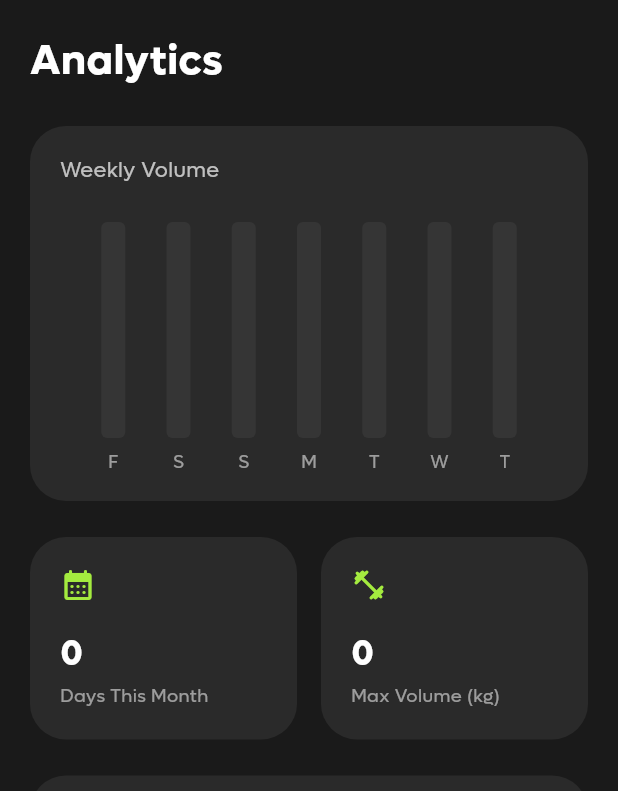
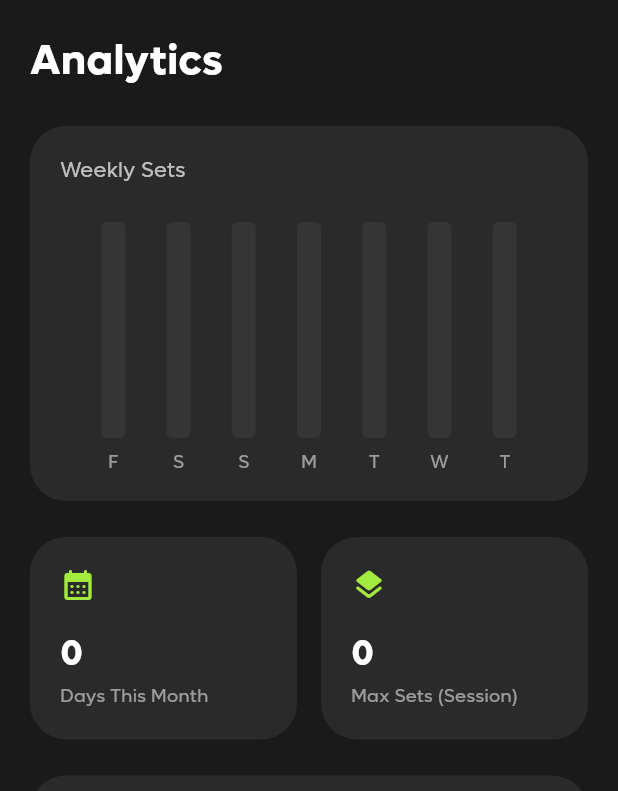
Before and after one commit to Ajallen14/Radix, a Flutter app: the screen it shows after launch, swiped to page 3, on a phone screen of 412 x 824 dp. Shown: the top 791 px of the screen. Run offline on Flutter 3.47's test engine with Material 3 defaults, Android fonts, the phone set to English and light mode, and no system bars; drawn by our look-alikes of fl_chart; our stand-ins replace equatable, flutter_riverpod, sqflite, vibration; accounts and stored records are empty.

Commit message:
Changed the Volume feature to Number of Sets

```diff
--- a/lib/data/datasources/database_helper.dart
+++ b/lib/data/datasources/database_helper.dart
@@ -104,4 +104,13 @@ class DatabaseHelper {
       whereArgs: [workoutId],
     );
   }
+
+  Future<int> countSetsForSession(int workoutId) async {
+    final db = await database;
+    final result = await db.rawQuery(
+      'SELECT COUNT(*) FROM sets WHERE workout_id = ?',
+      [workoutId]
+    );
+    return Sqflite.firstIntValue(result) ?? 0;
+  }
 }
--- a/lib/data/repositories/workout_repository_impl.dart
+++ b/lib/data/repositories/workout_repository_impl.dart
@@ -92,4 +92,8 @@ class WorkoutRepositoryImpl implements IWorkoutRepository {
       conflictAlgorithm: ConflictAlgorithm.replace,
     );
   }
+
+  Future<int> calculateTotalSetsForSession(int workoutId) async {
+    return await _dbHelper.countSetsForSession(workoutId);
+  }
 }
--- a/lib/domain/repositories/i_workout_repository.dart
+++ b/lib/domain/repositories/i_workout_repository.dart
@@ -13,7 +13,7 @@ abstract class IWorkoutRepository {
   Future<List<Map<String, dynamic>>> getAllWorkouts();
 
   // Analytics Methods
-  Future<double> calculateTotalVolumeForSession(int workoutId);
+  Future<int> calculateTotalSetsForSession(int workoutId);
 
   // Weekly Schedule Methods
   Future<Map<int, String>> getWeeklySchedule();
--- a/lib/presentation/providers/core_providers.dart
+++ b/lib/presentation/providers/core_providers.dart
@@ -134,10 +134,10 @@ final analyticsStatsProvider = FutureProvider<Map<String, dynamic>>((ref) async
 
   Set<String> allActiveDates = {};
   int daysWorkedOutThisMonth = 0;
-  double maxVolume = 0.0;
+  int maxSets = 0;
   final now = DateTime.now();
 
-  Map<int, double> weeklyVolume = {
+  Map<int, double> weeklySets = {
     for (var i = 6; i >= 0; i--) now.subtract(Duration(days: i)).weekday: 0.0,
   };
 
@@ -151,21 +151,19 @@ final analyticsStatsProvider = FutureProvider<Map<String, dynamic>>((ref) async
       daysWorkedOutThisMonth++;
     }
 
-    // Calculate Volume
-    final volume = await repository.calculateTotalVolumeForSession(workoutId);
-    if (volume > maxVolume) maxVolume = volume;
+    final setsCount = await repository.calculateTotalSetsForSession(workoutId);
+    if (setsCount > maxSets) maxSets = setsCount;
 
-    // Add to Weekly Chart
     final difference = now.difference(date).inDays;
     if (difference < 7 && difference >= 0) {
-      weeklyVolume[date.weekday] = (weeklyVolume[date.weekday] ?? 0) + volume;
+      weeklySets[date.weekday] = (weeklySets[date.weekday] ?? 0) + setsCount.toDouble();
     }
   }
 
   return {
     'monthlyDays': daysWorkedOutThisMonth,
-    'maxVolume': maxVolume,
-    'weeklyVolume': weeklyVolume,
+    'maxSets': maxSets,
+    'weeklySets': weeklySets,
     'allActiveDates': allActiveDates,
   };
 });
--- a/lib/presentation/screens/analytics_screen.dart
+++ b/lib/presentation/screens/analytics_screen.dart
@@ -11,7 +11,6 @@ final viewedMonthProvider = StateProvider<DateTime>((ref) {
   return DateTime(now.year, now.month);
 });
 
-// A state provider to track the global default rest time preference (in seconds)
 final defaultRestDurationProvider = StateProvider<int>((ref) => 90);
 
 class AnalyticsScreen extends ConsumerWidget {
@@ -55,13 +54,11 @@ class AnalyticsScreen extends ConsumerWidget {
                 ),
                 data: (stats) => Column(
                   children: [
-                    _buildWeeklyChart(
-                      stats['weeklyVolume'] as Map<int, double>,
-                    ),
+                    _buildWeeklyChart(stats['weeklySets'] as Map<int, double>),
                     const SizedBox(height: 24),
                     _buildMetricCards(
                       stats['monthlyDays'] as int,
-                      stats['maxVolume'] as double,
+                      stats['maxSets'] as int,
                     ),
                     const SizedBox(height: 24),
                     _buildMonthlyCalendar(
@@ -102,7 +99,7 @@ class AnalyticsScreen extends ConsumerWidget {
   // WEEKLY ACTIVITY CHART
   Widget _buildWeeklyChart(Map<int, double> weeklyData) {
     final maxChartY = weeklyData.values.isEmpty
-        ? 1000.0
+        ? 30.0
         : weeklyData.values.reduce((curr, next) => curr > next ? curr : next) *
               1.2;
 
@@ -117,14 +114,14 @@ class AnalyticsScreen extends ConsumerWidget {
         crossAxisAlignment: CrossAxisAlignment.start,
         children: [
           const Text(
-            'Weekly Volume',
+            'Weekly Sets',
             style: TextStyle(color: Colors.white70, fontSize: 14),
           ),
           const SizedBox(height: 24),
           Expanded(
             child: BarChart(
               BarChartData(
-                maxY: maxChartY == 0 ? 100 : maxChartY,
+                maxY: maxChartY == 0 ? 15 : maxChartY,
                 titlesData: FlTitlesData(
                   show: true,
                   topTitles: const AxisTitles(
@@ -175,7 +172,7 @@ class AnalyticsScreen extends ConsumerWidget {
                         borderRadius: BorderRadius.circular(4),
                         backDrawRodData: BackgroundBarChartRodData(
                           show: true,
-                          toY: maxChartY == 0 ? 100 : maxChartY,
+                          toY: maxChartY == 0 ? 15 : maxChartY,
                           color: Colors.white.withOpacity(0.05),
                         ),
                       ),
@@ -191,7 +188,7 @@ class AnalyticsScreen extends ConsumerWidget {
   }
 
   // METRIC CARDS
-  Widget _buildMetricCards(int monthlyDays, double maxVolume) {
+  Widget _buildMetricCards(int monthlyDays, int maxSets) {
     return Row(
       children: [
         Expanded(
@@ -204,9 +201,9 @@ class AnalyticsScreen extends ConsumerWidget {
         const SizedBox(width: 16),
         Expanded(
           child: _metricCard(
-            title: 'Max Volume (kg)',
-            value: maxVolume.toStringAsFixed(0),
-            icon: Icons.fitness_center_rounded,
+            title: 'Max Sets (Session)',
+            value: maxSets.toString(),
+            icon: Icons.layers_rounded,
           ),
         ),
       ],
@@ -247,12 +244,11 @@ class AnalyticsScreen extends ConsumerWidget {
     );
   }
 
-  // MONTHLY CONSISTENCY GRID (UPDATED EARLIEST MONTH LOGIC)
+  // MONTHLY CONSISTENCY GRID
   Widget _buildMonthlyCalendar(Set<String> allActiveDates, WidgetRef ref) {
     final viewedMonth = ref.watch(viewedMonthProvider);
     final now = DateTime.now();
 
-    // 1. Determine the earliest month recorded in history
     DateTime earliestMonth = DateTime(now.year, now.month);
 
     if (allActiveDates.isNotEmpty) {
@@ -267,13 +263,10 @@ class AnalyticsScreen extends ConsumerWidget {
 
         parsedDates.sort((a, b) => a.compareTo(b));
 
-        // If they have older workouts, update the earliest month boundary
         if (parsedDates.first.isBefore(earliestMonth)) {
           earliestMonth = parsedDates.first;
         }
-      } catch (_) {
-        // Silently fallback to current month on parse error
-      }
+      } catch (_) {}
     }
 
     final daysInMonth = DateTime(
@@ -283,7 +276,6 @@ class AnalyticsScreen extends ConsumerWidget {
     ).day;
     final currentMonthName = DateFormat('MMMM yyyy').format(viewedMonth);
 
-    // 2. Check layout conditions
     final isCurrentMonth =
         viewedMonth.year == now.year && viewedMonth.month == now.month;
     final isEarliestMonth =
@@ -316,14 +308,12 @@ class AnalyticsScreen extends ConsumerWidget {
                   IconButton(
                     constraints: const BoxConstraints(),
                     padding: EdgeInsets.zero,
-                    // Hide arrow if there is no older history
                     icon: Icon(
                       Icons.chevron_left,
                       color: isEarliestMonth
                           ? Colors.transparent
                           : Colors.white54,
                     ),
-                    // Disable button if there is no older history
                     onPressed: isEarliestMonth
                         ? null
                         : () {
@@ -421,7 +411,7 @@ class AnalyticsScreen extends ConsumerWidget {
     );
   }
 
-  // OPTION TO SET DEFAULT REST TIME Preference
+  // REST TIMER SETTING
   Widget _buildRestTimerSetting(WidgetRef ref, BuildContext context) {
     final currentRest = ref.watch(defaultRestDurationProvider);
     final displayMinutes = (currentRest / 60).floor();
@@ -633,7 +623,7 @@ class AnalyticsScreen extends ConsumerWidget {
     );
   }
 
-  // RECENT WORKOUTS LIST (MAX 15 SESSIONS CAP)
+  // RECENT WORKOUTS LIST
   Widget _buildRecentWorkoutsList(List<Map<String, dynamic>> workouts) {
     if (workouts.isEmpty) {
       return const Center(
```
